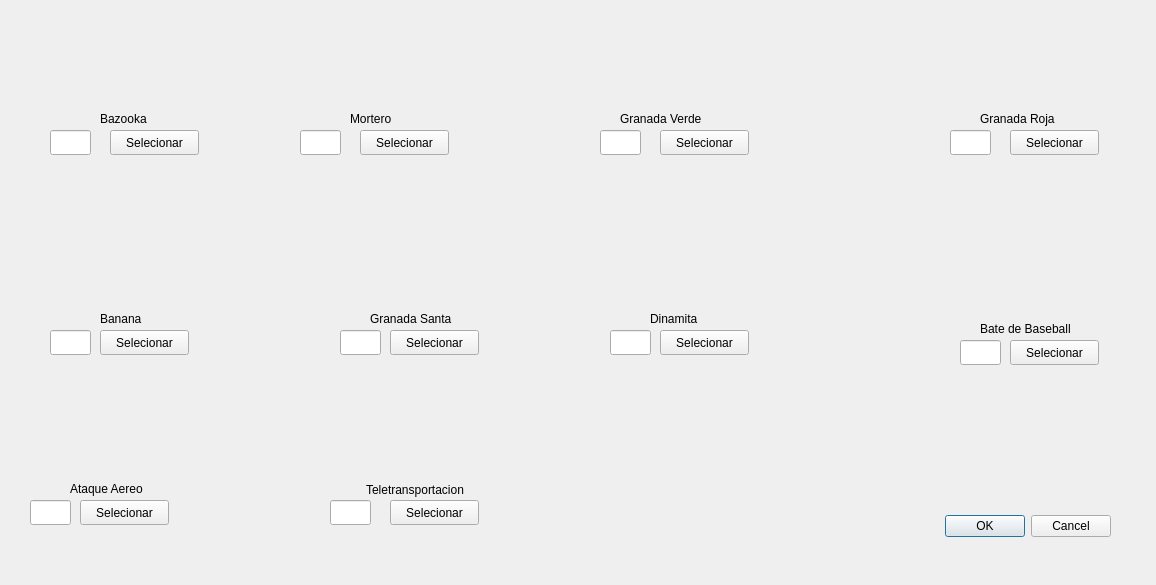
Old version of the form Editor/TPWorms/editorseleccionarmasherramientas.ui in the repository fedefunes96/worms.
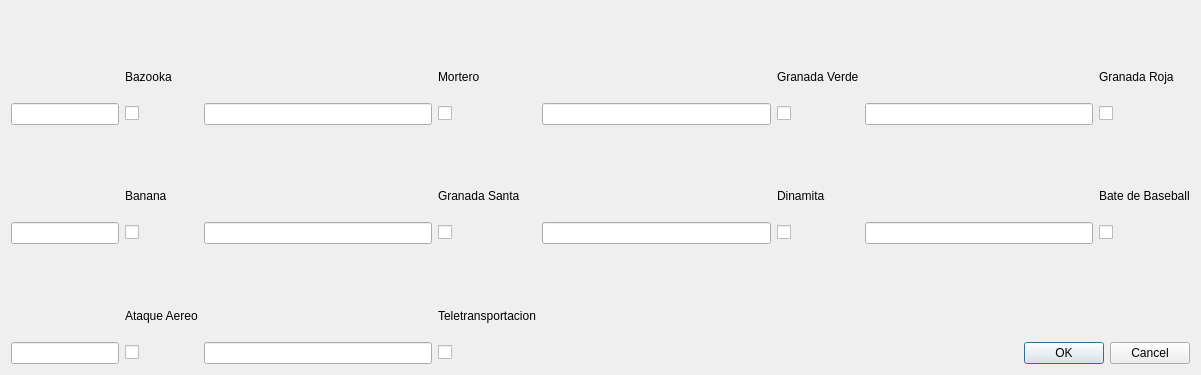
New version of the form. Icons and pictures are not drawn.

```diff
--- a/Editor/TPWorms/editorseleccionarmasherramientas.ui
+++ b/Editor/TPWorms/editorseleccionarmasherramientas.ui
@@ -6,22 +6,199 @@
    <rect>
     <x>0</x>
     <y>0</y>
-    <width>1156</width>
-    <height>585</height>
+    <width>1201</width>
+    <height>375</height>
    </rect>
   </property>
   <property name="windowTitle">
    <string>Dialog</string>
   </property>
+  <layout class="QGridLayout" name="gridLayout">
+   <item row="5" column="8">
+    <widget class="QLineEdit" name="municionDinamita">
+     <property name="maxLength">
+      <number>3</number>
+     </property>
+    </widget>
+   </item>
+   <item row="2" column="10">
+    <widget class="QLineEdit" name="municionGranadaR">
+     <property name="maxLength">
+      <number>3</number>
+     </property>
+    </widget>
+   </item>
+   <item row="7" column="5">
+    <widget class="QLabel" name="label_9">
+     <property name="text">
+      <string>Teletransportacion</string>
+     </property>
+    </widget>
+   </item>
+   <item row="3" column="8">
+    <widget class="QLabel" name="dinamita">
+     <property name="text">
+      <string/>
+     </property>
+     <property name="pixmap">
+      <pixmap>W4_Dynamite.png</pixmap>
+     </property>
+     <property name="scaledContents">
+      <bool>true</bool>
+     </property>
+    </widget>
+   </item>
+   <item row="0" column="10">
+    <widget class="QLabel" name="granadaR">
+     <property name="text">
+      <string/>
+     </property>
+     <property name="pixmap">
+      <pixmap>Redgrenade.png</pixmap>
+     </property>
+     <property name="scaledContents">
+      <bool>true</bool>
+     </property>
+    </widget>
+   </item>
+   <item row="0" column="8">
+    <widget class="QLabel" name="granadaV">
+     <property name="text">
+      <string/>
+     </property>
+     <property name="pixmap">
+      <pixmap>W4_Grenade.png</pixmap>
+     </property>
+     <property name="scaledContents">
+      <bool>true</bool>
+     </property>
+    </widget>
+   </item>
+   <item row="1" column="5">
+    <widget class="QLabel" name="label">
+     <property name="text">
+      <string>Mortero</string>
+     </property>
+    </widget>
+   </item>
+   <item row="5" column="0" colspan="2">
+    <widget class="QLineEdit" name="municionBanana">
+     <property name="maxLength">
+      <number>3</number>
+     </property>
+    </widget>
+   </item>
+   <item row="8" column="0" colspan="2">
+    <widget class="QLineEdit" name="municionAereo">
+     <property name="maxLength">
+      <number>3</number>
+     </property>
+    </widget>
+   </item>
+   <item row="3" column="10">
+    <widget class="QLabel" name="bate">
+     <property name="text">
+      <string/>
+     </property>
+     <property name="pixmap">
+      <pixmap>Baseballbat.png</pixmap>
+     </property>
+     <property name="scaledContents">
+      <bool>true</bool>
+     </property>
+    </widget>
+   </item>
+   <item row="8" column="4">
+    <widget class="QLineEdit" name="municionTeletransportador">
+     <property name="maxLength">
+      <number>3</number>
+     </property>
+    </widget>
+   </item>
+   <item row="2" column="0" colspan="2">
+    <widget class="QLineEdit" name="municionBazooka">
+     <property name="maxLength">
+      <number>3</number>
+     </property>
+    </widget>
+   </item>
+   <item row="6" column="0">
+    <widget class="QLabel" name="aereo">
+     <property name="text">
+      <string/>
+     </property>
+     <property name="pixmap">
+      <pixmap>W4_Airstrike.png</pixmap>
+     </property>
+     <property name="scaledContents">
+      <bool>true</bool>
+     </property>
+    </widget>
+   </item>
+   <item row="4" column="5">
+    <widget class="QLabel" name="label_5">
+     <property name="text">
+      <string>Granada Santa</string>
+     </property>
+    </widget>
+   </item>
+   <item row="4" column="2">
+    <widget class="QLabel" name="label_4">
+     <property name="text">
+      <string>Banana</string>
+     </property>
+    </widget>
+   </item>
+   <item row="2" column="8">
+    <widget class="QLineEdit" name="municionGranadaV">
+     <property name="maxLength">
+      <number>3</number>
+     </property>
+    </widget>
+   </item>
+   <item row="4" column="9">
+    <widget class="QLabel" name="label_6">
+     <property name="text">
+      <string>Dinamita</string>
+     </property>
+    </widget>
+   </item>
+   <item row="5" column="4">
+    <widget class="QLineEdit" name="municionGranadaS">
+     <property name="maxLength">
+      <number>3</number>
+     </property>
+    </widget>
+   </item>
+   <item row="3" column="0">
+    <widget class="QLabel" name="banana">
+     <property name="text">
+      <string/>
+     </property>
+     <property name="pixmap">
+      <pixmap>Bananabomb.png</pixmap>
+     </property>
+     <property name="scaledContents">
+      <bool>true</bool>
+     </property>
+    </widget>
+   </item>
+   <item row="5" column="10">
+    <widget class="QLineEdit" name="municionBate">
+     <property name="maxLength">
+      <number>3</number>
+     </property>
+    </widget>
+   </item>
+   <item row="7" column="2">
+    <widget class="QLabel" name="label_8">
+     <property name="text">
+      <string>Ataque Aereo</string>
+     </property>
+    </widget>
+   </item>
+   <item row="8" column="10" colspan="2">
   <widget class="QDialogButtonBox" name="buttonBox">
-   <property name="geometry">
-    <rect>
-     <x>770</x>
-     <y>510</y>
-     <width>341</width>
-     <height>32</height>
-    </rect>
-   </property>
    <property name="orientation">
     <enum>Qt::Horizontal</enum>
    </property>
@@ -29,405 +206,83 @@
     <set>QDialogButtonBox::Cancel|QDialogButtonBox::Ok</set>
    </property>
   </widget>
+   </item>
+   <item row="1" column="2">
   <widget class="QLabel" name="Bazooka">
-   <property name="geometry">
-    <rect>
-     <x>100</x>
-     <y>110</y>
-     <width>67</width>
-     <height>17</height>
-    </rect>
-   </property>
    <property name="text">
     <string>Bazooka</string>
    </property>
   </widget>
-  <widget class="QLabel" name="label">
-   <property name="geometry">
-    <rect>
-     <x>350</x>
-     <y>110</y>
-     <width>67</width>
-     <height>17</height>
-    </rect>
-   </property>
-   <property name="text">
-    <string>Mortero</string>
-   </property>
-  </widget>
+   </item>
+   <item row="1" column="9">
   <widget class="QLabel" name="label_2">
-   <property name="geometry">
-    <rect>
-     <x>620</x>
-     <y>110</y>
-     <width>111</width>
-     <height>17</height>
-    </rect>
-   </property>
    <property name="text">
     <string>Granada Verde</string>
    </property>
   </widget>
+   </item>
+   <item row="1" column="11">
   <widget class="QLabel" name="label_3">
-   <property name="geometry">
-    <rect>
-     <x>980</x>
-     <y>110</y>
-     <width>91</width>
-     <height>17</height>
-    </rect>
-   </property>
    <property name="text">
     <string>Granada Roja</string>
    </property>
   </widget>
-  <widget class="QLabel" name="label_4">
-   <property name="geometry">
-    <rect>
-     <x>100</x>
-     <y>310</y>
-     <width>67</width>
-     <height>17</height>
-    </rect>
-   </property>
-   <property name="text">
-    <string>Banana</string>
-   </property>
-  </widget>
-  <widget class="QLabel" name="label_5">
-   <property name="geometry">
-    <rect>
-     <x>370</x>
-     <y>310</y>
-     <width>101</width>
-     <height>17</height>
-    </rect>
-   </property>
-   <property name="text">
-    <string>Granada Santa</string>
-   </property>
-  </widget>
-  <widget class="QLabel" name="label_6">
-   <property name="geometry">
-    <rect>
-     <x>650</x>
-     <y>310</y>
-     <width>67</width>
-     <height>17</height>
-    </rect>
-   </property>
-   <property name="text">
-    <string>Dinamita</string>
-   </property>
-  </widget>
+   </item>
+   <item row="4" column="11">
   <widget class="QLabel" name="label_7">
-   <property name="geometry">
-    <rect>
-     <x>980</x>
-     <y>320</y>
-     <width>121</width>
-     <height>17</height>
-    </rect>
-   </property>
    <property name="text">
     <string>Bate de Baseball</string>
    </property>
   </widget>
-  <widget class="QLabel" name="label_8">
-   <property name="geometry">
-    <rect>
-     <x>70</x>
-     <y>480</y>
-     <width>101</width>
-     <height>17</height>
-    </rect>
-   </property>
-   <property name="text">
-    <string>Ataque Aereo</string>
-   </property>
-  </widget>
-  <widget class="QLabel" name="label_9">
-   <property name="geometry">
-    <rect>
-     <x>366</x>
-     <y>480</y>
-     <width>141</width>
-     <height>20</height>
-    </rect>
-   </property>
-   <property name="text">
-    <string>Teletransportacion</string>
-   </property>
-  </widget>
-  <widget class="QLineEdit" name="municionBazooka">
-   <property name="geometry">
-    <rect>
-     <x>50</x>
-     <y>130</y>
-     <width>41</width>
-     <height>25</height>
-    </rect>
-   </property>
-   <property name="maxLength">
-    <number>3</number>
-   </property>
-  </widget>
+   </item>
+   <item row="2" column="4">
   <widget class="QLineEdit" name="municionMortero">
-   <property name="geometry">
-    <rect>
-     <x>300</x>
-     <y>130</y>
-     <width>41</width>
-     <height>25</height>
-    </rect>
-   </property>
    <property name="maxLength">
     <number>3</number>
    </property>
   </widget>
-  <widget class="QLineEdit" name="municionGranadaV">
-   <property name="geometry">
-    <rect>
-     <x>600</x>
-     <y>130</y>
-     <width>41</width>
-     <height>25</height>
-    </rect>
-   </property>
-   <property name="maxLength">
-    <number>3</number>
-   </property>
-  </widget>
-  <widget class="QLineEdit" name="municionGranadaR">
-   <property name="geometry">
-    <rect>
-     <x>950</x>
-     <y>130</y>
-     <width>41</width>
-     <height>25</height>
-    </rect>
-   </property>
-   <property name="maxLength">
-    <number>3</number>
-   </property>
-  </widget>
-  <widget class="QLineEdit" name="municionBanana">
-   <property name="geometry">
-    <rect>
-     <x>50</x>
-     <y>330</y>
-     <width>41</width>
-     <height>25</height>
-    </rect>
-   </property>
-   <property name="maxLength">
-    <number>3</number>
-   </property>
-  </widget>
-  <widget class="QLineEdit" name="municionGranadaS">
-   <property name="geometry">
-    <rect>
-     <x>340</x>
-     <y>330</y>
-     <width>41</width>
-     <height>25</height>
-    </rect>
-   </property>
-   <property name="maxLength">
-    <number>3</number>
-   </property>
-  </widget>
-  <widget class="QLineEdit" name="municionDinamita">
-   <property name="geometry">
-    <rect>
-     <x>610</x>
-     <y>330</y>
-     <width>41</width>
-     <height>25</height>
-    </rect>
-   </property>
-   <property name="maxLength">
-    <number>3</number>
-   </property>
-  </widget>
-  <widget class="QLineEdit" name="municionBate">
-   <property name="geometry">
-    <rect>
-     <x>960</x>
-     <y>340</y>
-     <width>41</width>
-     <height>25</height>
-    </rect>
-   </property>
-   <property name="maxLength">
-    <number>3</number>
-   </property>
-  </widget>
-  <widget class="QLineEdit" name="municiobnaereo">
-   <property name="geometry">
-    <rect>
-     <x>30</x>
-     <y>500</y>
-     <width>41</width>
-     <height>25</height>
-    </rect>
-   </property>
-   <property name="maxLength">
-    <number>3</number>
-   </property>
-  </widget>
-  <widget class="QLineEdit" name="municionTeletransportador">
-   <property name="geometry">
-    <rect>
-     <x>330</x>
-     <y>500</y>
-     <width>41</width>
-     <height>25</height>
-    </rect>
-   </property>
-   <property name="maxLength">
-    <number>3</number>
-   </property>
-  </widget>
-  <widget class="QPushButton" name="bazooka">
-   <property name="geometry">
-    <rect>
-     <x>110</x>
-     <y>130</y>
-     <width>89</width>
-     <height>25</height>
-    </rect>
-   </property>
+   </item>
+   <item row="0" column="4">
+    <widget class="QLabel" name="mortero">
    <property name="text">
-    <string>Selecionar</string>
-   </property>
-  </widget>
-  <widget class="QPushButton" name="Mortero">
-   <property name="geometry">
-    <rect>
-     <x>360</x>
-     <y>130</y>
-     <width>89</width>
-     <height>25</height>
-    </rect>
-   </property>
-   <property name="text">
-    <string>Selecionar</string>
-   </property>
-  </widget>
-  <widget class="QPushButton" name="GranadaV">
-   <property name="geometry">
-    <rect>
-     <x>660</x>
-     <y>130</y>
-     <width>89</width>
-     <height>25</height>
-    </rect>
-   </property>
+      <string/>
+     </property>
+     <property name="pixmap">
+      <pixmap>Mortar1.png</pixmap>
+     </property>
+     <property name="scaledContents">
+      <bool>true</bool>
+     </property>
+    </widget>
+   </item>
+   <item row="6" column="4">
+    <widget class="QLabel" name="tele">
    <property name="text">
-    <string>Selecionar</string>
-   </property>
-  </widget>
-  <widget class="QPushButton" name="GranadaR">
-   <property name="geometry">
-    <rect>
-     <x>1010</x>
-     <y>130</y>
-     <width>89</width>
-     <height>25</height>
-    </rect>
-   </property>
-   <property name="text">
-    <string>Selecionar</string>
-   </property>
-  </widget>
-  <widget class="QPushButton" name="Banana">
-   <property name="geometry">
-    <rect>
-     <x>100</x>
-     <y>330</y>
-     <width>89</width>
-     <height>25</height>
-    </rect>
-   </property>
+      <string/>
+     </property>
+     <property name="pixmap">
+      <pixmap>IconTeleport.png</pixmap>
+     </property>
+     <property name="scaledContents">
+      <bool>true</bool>
+     </property>
+    </widget>
+   </item>
+   <item row="3" column="4">
+    <widget class="QLabel" name="granadaS">
    <property name="text">
-    <string>Selecionar</string>
-   </property>
-  </widget>
-  <widget class="QPushButton" name="GranadaS">
-   <property name="geometry">
-    <rect>
-     <x>390</x>
-     <y>330</y>
-     <width>89</width>
-     <height>25</height>
-    </rect>
-   </property>
-   <property name="text">
-    <string>Selecionar</string>
-   </property>
-  </widget>
-  <widget class="QPushButton" name="Dinamita">
-   <property name="geometry">
-    <rect>
-     <x>660</x>
-     <y>330</y>
-     <width>89</width>
-     <height>25</height>
-    </rect>
-   </property>
-   <property name="text">
-    <string>Selecionar</string>
-   </property>
-  </widget>
-  <widget class="QPushButton" name="Bate">
-   <property name="geometry">
-    <rect>
-     <x>1010</x>
-     <y>340</y>
-     <width>89</width>
-     <height>25</height>
-    </rect>
-   </property>
-   <property name="text">
-    <string>Selecionar</string>
-   </property>
-  </widget>
-  <widget class="QPushButton" name="Aereo">
-   <property name="geometry">
-    <rect>
-     <x>80</x>
-     <y>500</y>
-     <width>89</width>
-     <height>25</height>
-    </rect>
-   </property>
-   <property name="text">
-    <string>Selecionar</string>
-   </property>
-  </widget>
-  <widget class="QPushButton" name="Teletransportador">
-   <property name="geometry">
-    <rect>
-     <x>390</x>
-     <y>500</y>
-     <width>89</width>
-     <height>25</height>
-    </rect>
-   </property>
-   <property name="text">
-    <string>Selecionar</string>
-   </property>
-  </widget>
-  <widget class="QLabel" name="label_10">
-   <property name="geometry">
-    <rect>
-     <x>60</x>
-     <y>30</y>
-     <width>91</width>
-     <height>71</height>
-    </rect>
-   </property>
+      <string/>
+     </property>
+     <property name="pixmap">
+      <pixmap>Holy_Grenade.png</pixmap>
+     </property>
+     <property name="scaledContents">
+      <bool>true</bool>
+     </property>
+    </widget>
+   </item>
+   <item row="0" column="0">
+    <widget class="QLabel" name="bazooka_2">
    <property name="autoFillBackground">
     <bool>false</bool>
    </property>
@@ -441,177 +296,78 @@
     <bool>true</bool>
    </property>
   </widget>
-  <widget class="QLabel" name="label_11">
-   <property name="geometry">
-    <rect>
-     <x>320</x>
-     <y>40</y>
-     <width>101</width>
-     <height>61</height>
-    </rect>
-   </property>
+   </item>
+   <item row="2" column="2">
+    <widget class="QCheckBox" name="Bazookka">
    <property name="text">
     <string/>
    </property>
-   <property name="pixmap">
-    <pixmap>Mortar1.png</pixmap>
-   </property>
-   <property name="scaledContents">
-    <bool>true</bool>
-   </property>
-  </widget>
-  <widget class="QLabel" name="label_12">
-   <property name="geometry">
-    <rect>
-     <x>620</x>
-     <y>30</y>
-     <width>101</width>
-     <height>61</height>
-    </rect>
-   </property>
+    </widget>
+   </item>
+   <item row="2" column="5">
+    <widget class="QCheckBox" name="Mortero">
    <property name="text">
     <string/>
    </property>
-   <property name="pixmap">
-    <pixmap>W4_Grenade.png</pixmap>
-   </property>
-   <property name="scaledContents">
-    <bool>true</bool>
-   </property>
-  </widget>
-  <widget class="QLabel" name="label_13">
-   <property name="geometry">
-    <rect>
-     <x>966</x>
-     <y>36</y>
-     <width>101</width>
-     <height>61</height>
-    </rect>
-   </property>
+    </widget>
+   </item>
+   <item row="2" column="9">
+    <widget class="QCheckBox" name="GranadaV">
    <property name="text">
     <string/>
    </property>
-   <property name="pixmap">
-    <pixmap>Redgrenade.png</pixmap>
-   </property>
-   <property name="scaledContents">
-    <bool>true</bool>
-   </property>
-  </widget>
-  <widget class="QLabel" name="label_14">
-   <property name="geometry">
-    <rect>
-     <x>56</x>
-     <y>236</y>
-     <width>101</width>
-     <height>61</height>
-    </rect>
-   </property>
+    </widget>
+   </item>
+   <item row="2" column="11">
+    <widget class="QCheckBox" name="GranadaR">
    <property name="text">
     <string/>
    </property>
-   <property name="pixmap">
-    <pixmap>Bananabomb.png</pixmap>
-   </property>
-   <property name="scaledContents">
-    <bool>true</bool>
-   </property>
-  </widget>
-  <widget class="QLabel" name="label_15">
-   <property name="geometry">
-    <rect>
-     <x>346</x>
-     <y>236</y>
-     <width>101</width>
-     <height>61</height>
-    </rect>
-   </property>
+    </widget>
+   </item>
+   <item row="5" column="2">
+    <widget class="QCheckBox" name="Banana">
    <property name="text">
     <string/>
    </property>
-   <property name="pixmap">
-    <pixmap>Holy_Grenade.png</pixmap>
-   </property>
-   <property name="scaledContents">
-    <bool>true</bool>
-   </property>
-  </widget>
-  <widget class="QLabel" name="label_16">
-   <property name="geometry">
-    <rect>
-     <x>616</x>
-     <y>246</y>
-     <width>101</width>
-     <height>51</height>
-    </rect>
-   </property>
+    </widget>
+   </item>
+   <item row="5" column="5">
+    <widget class="QCheckBox" name="GranadaS">
    <property name="text">
     <string/>
    </property>
-   <property name="pixmap">
-    <pixmap>W4_Dynamite.png</pixmap>
-   </property>
-   <property name="scaledContents">
-    <bool>true</bool>
-   </property>
-  </widget>
-  <widget class="QLabel" name="label_17">
-   <property name="geometry">
-    <rect>
-     <x>976</x>
-     <y>246</y>
-     <width>101</width>
-     <height>61</height>
-    </rect>
-   </property>
+    </widget>
+   </item>
+   <item row="5" column="9">
+    <widget class="QCheckBox" name="Dinamita">
    <property name="text">
     <string/>
    </property>
-   <property name="pixmap">
-    <pixmap>Baseballbat.png</pixmap>
-   </property>
-   <property name="scaledContents">
-    <bool>true</bool>
-   </property>
-  </widget>
-  <widget class="QLabel" name="label_18">
-   <property name="geometry">
-    <rect>
-     <x>56</x>
-     <y>406</y>
-     <width>91</width>
-     <height>61</height>
-    </rect>
-   </property>
+    </widget>
+   </item>
+   <item row="5" column="11">
+    <widget class="QCheckBox" name="Bate">
    <property name="text">
     <string/>
    </property>
-   <property name="pixmap">
-    <pixmap>W4_Airstrike.png</pixmap>
-   </property>
-   <property name="scaledContents">
-    <bool>true</bool>
-   </property>
-  </widget>
-  <widget class="QLabel" name="label_19">
-   <property name="geometry">
-    <rect>
-     <x>366</x>
-     <y>406</y>
-     <width>111</width>
-     <height>61</height>
-    </rect>
-   </property>
+    </widget>
+   </item>
+   <item row="8" column="2">
+    <widget class="QCheckBox" name="Aereo">
+     <property name="text">
+      <string/>
+     </property>
+    </widget>
+   </item>
+   <item row="8" column="5">
+    <widget class="QCheckBox" name="Teletransportador">
    <property name="text">
     <string/>
    </property>
-   <property name="pixmap">
-    <pixmap>IconTeleport.png</pixmap>
-   </property>
-   <property name="scaledContents">
-    <bool>true</bool>
-   </property>
-  </widget>
+    </widget>
+   </item>
+  </layout>
  </widget>
  <resources/>
  <connections>
```
Lines whose indentation alone changed are shown as unchanged.
